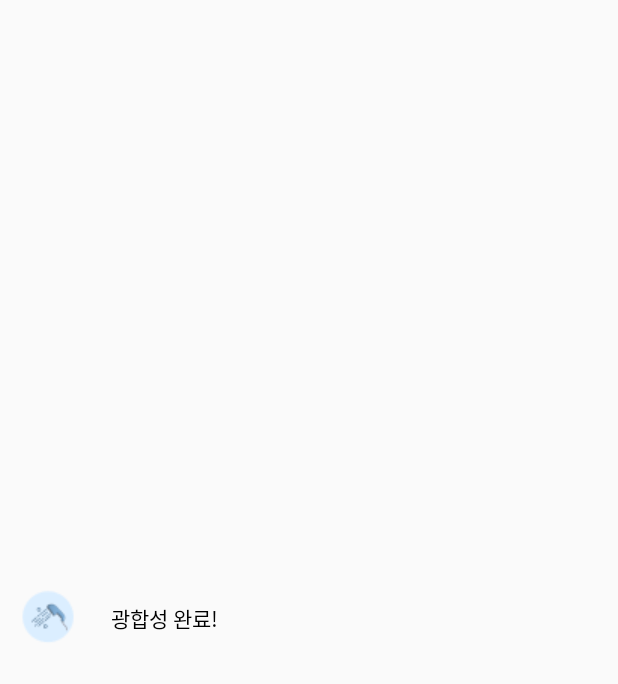
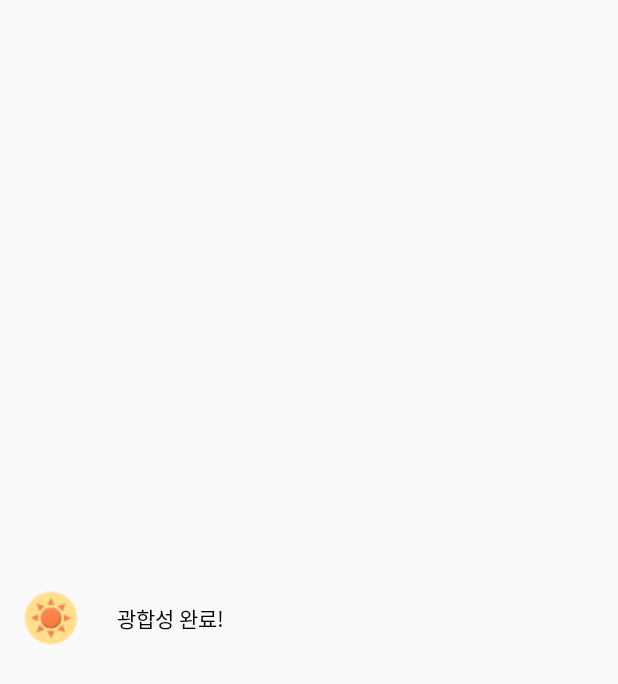
Before and after one commit to Plantity/Plantity_Android, an Android app: the layout item_plant_log_sunlight.xml on its own in the app's theme, with its tools: preview values and no code run, on a phone screen of 412 x 824 dp. Shown: the top 684 px of the screen. Run offline under Robolectric (Android 15) with nearby library versions, the phone set to English and light mode, and no system bars.

Commit message:
Add: 식물 로그 광합성 추가
- 광합성 아이콘 추가

```diff
--- a/plantity_android/app/src/main/java/plantity/plantity_android/plantlogs/PlantLogActivity.kt
+++ b/plantity_android/app/src/main/java/plantity/plantity_android/plantlogs/PlantLogActivity.kt
@@ -11,6 +11,7 @@ import plantity.plantity_android.NavBarFragment
 import plantity.plantity_android.R
 import plantity.plantity_android.databinding.ActivityPlantLogBinding
 import plantity.plantity_android.databinding.PlantItemBinding
+import java.util.*
 
 class PlantLogActivity : AppCompatActivity() {
     val binding by lazy { ActivityPlantLogBinding.inflate(layoutInflater) }
--- a/plantity_android/app/src/main/res/layout/item_plant_log_sunlight.xml
+++ b/plantity_android/app/src/main/res/layout/item_plant_log_sunlight.xml
@@ -8,7 +8,8 @@
     <ImageView
         android:layout_width="wrap_content"
         android:layout_height="wrap_content"
-        android:src="@drawable/ic_showering"/>
+        android:padding="15dp"
+        android:src="@drawable/ic_sunlight" />
 
     <TextView
         android:layout_width="wrap_content"
```
Also changed, not shown: plantity_android/app/src/main/java/plantity/plantity_android/plantlogs/CalendarFragment.kt (+4 -5 lines), plantity_android/app/src/main/res/drawable/ic_showering.png (deleted), plantity_android/app/src/main/res/drawable/ic_sunlight.png (added).
